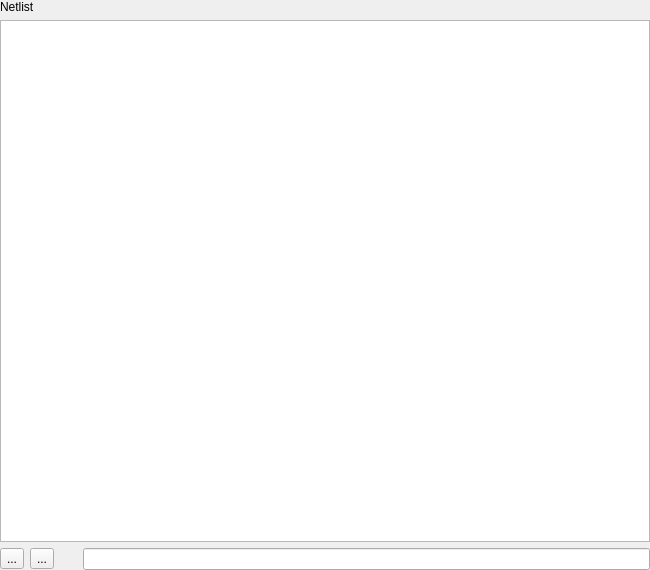
Above: src/laybasic/laybasic/NetlistBrowserPage.ui from KLayout/klayout before the change. Below: the same form after it.
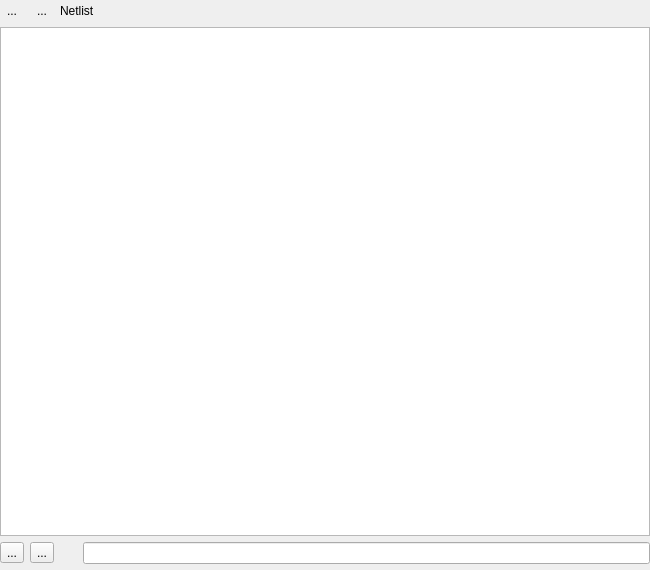
That is the form after the change. Icons and pictures are not drawn.

Commit message: WIP: netlist browser

```diff
--- a/src/laybasic/laybasic/NetlistBrowserPage.ui
+++ b/src/laybasic/laybasic/NetlistBrowserPage.ui
@@ -63,93 +63,15 @@
        <property name="spacing">
         <number>6</number>
        </property>
-       <item row="2" column="1">
-        <widget class="QToolButton" name="dir_down_pb">
-         <property name="text">
-          <string>...</string>
-         </property>
-         <property name="icon">
-          <iconset resource="../../lay/lay/layResources.qrc">
-           <normaloff>:/down.png</normaloff>:/down.png</iconset>
-         </property>
-        </widget>
-       </item>
-       <item row="2" column="0">
-        <widget class="QToolButton" name="dir_up_pb">
-         <property name="text">
-          <string>...</string>
-         </property>
-         <property name="icon">
-          <iconset resource="../../lay/lay/layResources.qrc">
-           <normaloff>:/up.png</normaloff>:/up.png</iconset>
-         </property>
-        </widget>
-       </item>
-       <item row="1" column="0" colspan="4">
-        <widget class="QTreeView" name="directory_tree">
-         <property name="sizePolicy">
-          <sizepolicy hsizetype="Expanding" vsizetype="Expanding">
-           <horstretch>0</horstretch>
-           <verstretch>0</verstretch>
-          </sizepolicy>
-         </property>
-         <property name="baseSize">
-          <size>
-           <width>0</width>
-           <height>4</height>
-          </size>
-         </property>
-         <property name="contextMenuPolicy">
-          <enum>Qt::ActionsContextMenu</enum>
-         </property>
-         <property name="selectionMode">
-          <enum>QAbstractItemView::ExtendedSelection</enum>
-         </property>
-         <property name="selectionBehavior">
-          <enum>QAbstractItemView::SelectRows</enum>
-         </property>
-         <property name="uniformRowHeights">
-          <bool>true</bool>
-         </property>
-         <property name="sortingEnabled">
-          <bool>true</bool>
-         </property>
-         <property name="allColumnsShowFocus">
-          <bool>true</bool>
-         </property>
-         <attribute name="headerVisible">
-          <bool>true</bool>
-         </attribute>
-        </widget>
-       </item>
-       <item row="0" column="0" colspan="4">
-        <widget class="QLabel" name="label">
-         <property name="text">
-          <string>Netlist</string>
-         </property>
-        </widget>
-       </item>
-       <item row="2" column="2" colspan="2">
-        <widget class="QFrame" name="frame_2">
-         <property name="sizePolicy">
-          <sizepolicy hsizetype="Preferred" vsizetype="Preferred">
-           <horstretch>0</horstretch>
-           <verstretch>0</verstretch>
-          </sizepolicy>
-         </property>
-         <property name="minimumSize">
-          <size>
-           <width>0</width>
-           <height>0</height>
-          </size>
-         </property>
+       <item row="3" column="0" colspan="9">
+        <widget class="QFrame" name="frame_3">
          <property name="frameShape">
           <enum>QFrame::NoFrame</enum>
          </property>
          <property name="frameShadow">
           <enum>QFrame::Raised</enum>
          </property>
-         <layout class="QHBoxLayout" name="horizontalLayout">
+         <layout class="QHBoxLayout" name="horizontalLayout_2">
           <property name="leftMargin">
            <number>0</number>
           </property>
@@ -162,6 +84,28 @@
           <property name="bottomMargin">
            <number>0</number>
           </property>
+          <item>
+           <widget class="QToolButton" name="dir_down_pb">
+            <property name="text">
+             <string>...</string>
+            </property>
+            <property name="icon">
+             <iconset resource="../../lay/lay/layResources.qrc">
+              <normaloff>:/down.png</normaloff>:/down.png</iconset>
+            </property>
+           </widget>
+          </item>
+          <item>
+           <widget class="QToolButton" name="dir_up_pb">
+            <property name="text">
+             <string>...</string>
+            </property>
+            <property name="icon">
+             <iconset resource="../../lay/lay/layResources.qrc">
+              <normaloff>:/up.png</normaloff>:/up.png</iconset>
+            </property>
+           </widget>
+          </item>
           <item>
            <spacer name="horizontalSpacer">
             <property name="orientation">
@@ -210,6 +154,138 @@
          </layout>
         </widget>
        </item>
+       <item row="2" column="0" colspan="9">
+        <widget class="QTreeView" name="directory_tree">
+         <property name="sizePolicy">
+          <sizepolicy hsizetype="Expanding" vsizetype="Expanding">
+           <horstretch>0</horstretch>
+           <verstretch>0</verstretch>
+          </sizepolicy>
+         </property>
+         <property name="baseSize">
+          <size>
+           <width>0</width>
+           <height>4</height>
+          </size>
+         </property>
+         <property name="contextMenuPolicy">
+          <enum>Qt::ActionsContextMenu</enum>
+         </property>
+         <property name="selectionMode">
+          <enum>QAbstractItemView::ExtendedSelection</enum>
+         </property>
+         <property name="selectionBehavior">
+          <enum>QAbstractItemView::SelectRows</enum>
+         </property>
+         <property name="uniformRowHeights">
+          <bool>true</bool>
+         </property>
+         <property name="sortingEnabled">
+          <bool>true</bool>
+         </property>
+         <property name="allColumnsShowFocus">
+          <bool>true</bool>
+         </property>
+         <attribute name="headerVisible">
+          <bool>false</bool>
+         </attribute>
+        </widget>
+       </item>
+       <item row="4" column="5" colspan="4">
+        <widget class="QFrame" name="frame_2">
+         <property name="sizePolicy">
+          <sizepolicy hsizetype="Preferred" vsizetype="Preferred">
+           <horstretch>0</horstretch>
+           <verstretch>0</verstretch>
+          </sizepolicy>
+         </property>
+         <property name="minimumSize">
+          <size>
+           <width>0</width>
+           <height>0</height>
+          </size>
+         </property>
+         <property name="frameShape">
+          <enum>QFrame::NoFrame</enum>
+         </property>
+         <property name="frameShadow">
+          <enum>QFrame::Raised</enum>
+         </property>
+         <layout class="QHBoxLayout" name="horizontalLayout">
+          <property name="leftMargin">
+           <number>0</number>
+          </property>
+          <property name="topMargin">
+           <number>0</number>
+          </property>
+          <property name="rightMargin">
+           <number>0</number>
+          </property>
+          <property name="bottomMargin">
+           <number>0</number>
+          </property>
+         </layout>
+        </widget>
+       </item>
+       <item row="1" column="0" colspan="9">
+        <widget class="QFrame" name="frame_4">
+         <property name="frameShape">
+          <enum>QFrame::NoFrame</enum>
+         </property>
+         <property name="frameShadow">
+          <enum>QFrame::Raised</enum>
+         </property>
+         <layout class="QHBoxLayout" name="horizontalLayout_3">
+          <property name="leftMargin">
+           <number>0</number>
+          </property>
+          <property name="topMargin">
+           <number>0</number>
+          </property>
+          <property name="rightMargin">
+           <number>0</number>
+          </property>
+          <property name="bottomMargin">
+           <number>0</number>
+          </property>
+          <item>
+           <widget class="QToolButton" name="backward">
+            <property name="text">
+             <string>...</string>
+            </property>
+            <property name="icon">
+             <iconset resource="../../lay/lay/layResources.qrc">
+              <normaloff>:/back_16.png</normaloff>:/back_16.png</iconset>
+            </property>
+            <property name="autoRaise">
+             <bool>true</bool>
+            </property>
+           </widget>
+          </item>
+          <item>
+           <widget class="QToolButton" name="forward">
+            <property name="text">
+             <string>...</string>
+            </property>
+            <property name="icon">
+             <iconset resource="../../lay/lay/layResources.qrc">
+              <normaloff>:/forward_16.png</normaloff>:/forward_16.png</iconset>
+            </property>
+            <property name="autoRaise">
+             <bool>true</bool>
+            </property>
+           </widget>
+          </item>
+          <item>
+           <widget class="QLabel" name="label">
+            <property name="text">
+             <string>Netlist</string>
+            </property>
+           </widget>
+          </item>
+         </layout>
+        </widget>
+       </item>
       </layout>
      </widget>
     </widget>
```
Left out of the diff: 3 changed lines with no effect on the pictures. The commit also changes 8 other files.
